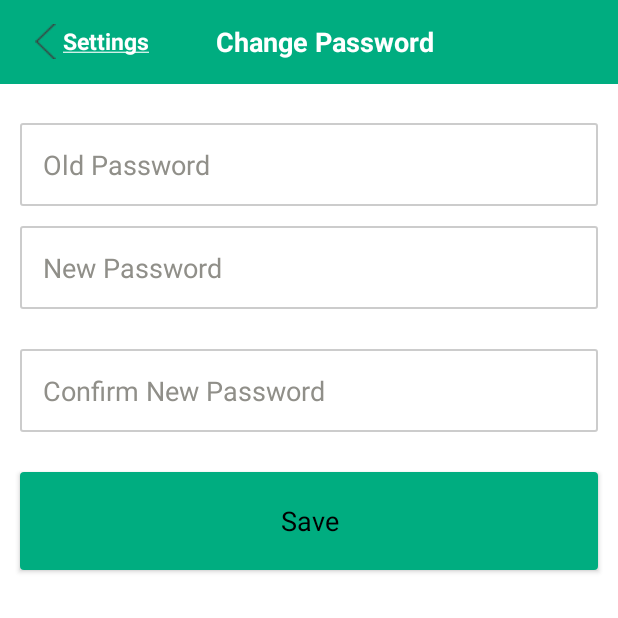
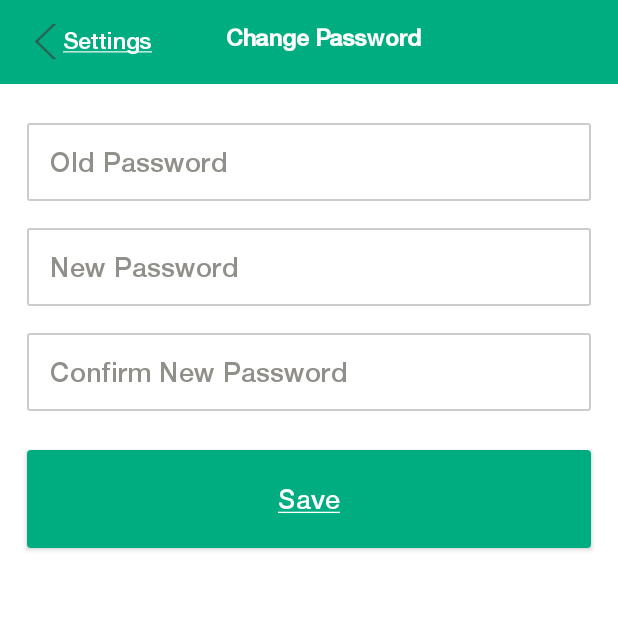
Before and after one commit to devssmartsolutions/Flutter_Samples, an Android app: the fragment ChangePasswordFragment placed in its activity, on a phone screen of 412 x 824 dp, the top half of it. Run offline under Robolectric (Android 15) with nearby library versions, the phone set to English and light mode, and no system bars; our stand-ins replace ButterKnife, Dagger/Hilt's generated code, sdp/ssp sizes; libraries missing offline, so code that uses them is left out: cn.pedant; 6 statements that could not run were skipped.

Commit message:
text setting and button setting

```diff
--- a/Downloads/ReadyToBorad/app/src/main/java/com/readytoborad/activity/SetLocationActivity.java
+++ b/Downloads/ReadyToBorad/app/src/main/java/com/readytoborad/activity/SetLocationActivity.java
@@ -189,6 +189,7 @@ public class SetLocationActivity extends BaseActivity implements View.OnClickLis
         mapFragment.setOnDragListener(SetLocationActivity.this);
         mapFragment.getMapAsync(this);
         setLocationTextView.setText(getResources().getString(R.string.setlocation) + " " + childData.getChildName());
+        buttonSubmit.setPaintFlags(buttonSubmit.getPaintFlags() | Paint.UNDERLINE_TEXT_FLAG);
     }
 
     @Override
--- a/Downloads/ReadyToBorad/app/src/main/java/com/readytoborad/fragment/ChangePasswordFragment.java
+++ b/Downloads/ReadyToBorad/app/src/main/java/com/readytoborad/fragment/ChangePasswordFragment.java
@@ -87,6 +87,7 @@ public class ChangePasswordFragment extends BaseFragment implements DialogCallBa
         titleTextView.setText(getResources().getString(R.string.change_pass));
         subTitleTextView.setText(getResources().getString(R.string.settings));
         subTitleTextView.setPaintFlags(subTitleTextView.getPaintFlags() | Paint.UNDERLINE_TEXT_FLAG);
+        savePasswordButton.setPaintFlags(savePasswordButton.getPaintFlags() | Paint.UNDERLINE_TEXT_FLAG);
         subTitleTextView.setVisibility(View.VISIBLE);
         backImageView.setVisibility(View.VISIBLE);
         backImageView.setColorFilter(ContextCompat.getColor(getActivity(), android.R.color.white),
--- a/Downloads/ReadyToBorad/app/src/main/java/com/readytoborad/fragment/ParentHomeFragment.java
+++ b/Downloads/ReadyToBorad/app/src/main/java/com/readytoborad/fragment/ParentHomeFragment.java
@@ -180,10 +180,11 @@ public class ParentHomeFragment extends BaseFragment implements View.OnClickList
             for (ChildData childData : childArrayList) {
                 Button btn = new Button(mContext);
                 btn.setId(count);
-                btn.setText(childData.getChildName());
+                btn.setText(capitalize(childData.getChildName()));
                 btn.setBackgroundResource(R.drawable.rectangle);
                 btn.setTextColor(mResources.getColor(R.color.white));
                 btn.setMaxLines(2);
+                btn.setAllCaps(false);
                 btn.setEllipsize(TextUtils.TruncateAt.END);
                 btn.setOnClickListener(this);
                 LinearLayout.LayoutParams lp = new LinearLayout.LayoutParams(ViewGroup.LayoutParams.WRAP_CONTENT, LinearLayout.LayoutParams.MATCH_PARENT);
@@ -192,6 +193,9 @@ public class ParentHomeFragment extends BaseFragment implements View.OnClickList
                 count++;
             }
         }
+    }
+    private String capitalize(final String line) {
+        return Character.toUpperCase(line.charAt(0)) + line.substring(1);
     }
 
     public void setSelected(int position) {
--- a/Downloads/ReadyToBorad/app/src/main/res/layout/fragment_change_pass.xml
+++ b/Downloads/ReadyToBorad/app/src/main/res/layout/fragment_change_pass.xml
@@ -12,8 +12,8 @@
         android:id="@+id/input_old_pass"
         android:layout_width="match_parent"
         android:layout_height="wrap_content"
-        android:layout_marginLeft="@dimen/_10sdp"
-        android:layout_marginRight="@dimen/_10sdp"
+        android:layout_marginLeft="@dimen/_14sdp"
+        android:layout_marginRight="@dimen/_14sdp"
         android:layout_marginTop="@dimen/_20sdp"
         android:background="@drawable/rectangle_shape"
         android:hint="@string/old_pass"
@@ -28,7 +28,7 @@
         android:layout_width="match_parent"
         android:layout_height="wrap_content"
         android:layout_below="@+id/input_old_pass"
-        android:layout_margin="@dimen/_10sdp"
+        android:layout_margin="@dimen/_14sdp"
         android:background="@drawable/rectangle_shape"
         android:hint="@string/new_pass"
         android:inputType="textPassword"
@@ -42,7 +42,8 @@
         android:layout_width="match_parent"
         android:layout_height="wrap_content"
         android:layout_below="@+id/input_new_pass"
-        android:layout_margin="@dimen/_10sdp"
+        android:layout_marginLeft="@dimen/_14sdp"
+        android:layout_marginRight="@dimen/_14sdp"
         android:background="@drawable/rectangle_shape"
         android:hint="@string/confirm_pass"
         android:inputType="textPassword"
@@ -56,12 +57,13 @@
         android:layout_width="match_parent"
         android:layout_height="@dimen/_50sdp"
         android:layout_below="@+id/input_confirm_pass"
-        android:layout_margin="@dimen/_10sdp"
-        android:layout_marginTop="@dimen/_8sdp"
+        android:layout_marginLeft="@dimen/_14sdp"
+        android:layout_marginRight="@dimen/_14sdp"
+        android:layout_marginTop="@dimen/_20sdp"
         android:background="@drawable/login_button_shape"
         android:text="@string/save"
         android:textAllCaps="false"
-        android:textColor="@color/black"
+        android:textColor="@color/white"
         android:textSize="@dimen/_14sdp" />
 
 
--- a/Downloads/ReadyToBorad/app/src/main/res/layout/layout_toolbar.xml
+++ b/Downloads/ReadyToBorad/app/src/main/res/layout/layout_toolbar.xml
@@ -26,7 +26,7 @@
             android:layout_centerVertical="true"
             android:layout_toRightOf="@+id/backbutton"
             android:text="subtitle"
-            android:textStyle="bold"
+            android:textStyle="normal"
             android:textSize="@dimen/_12sdp"
             android:textColor="@color/white"
             android:visibility="invisible" />
@@ -42,7 +42,7 @@
             android:text="@string/app_name"
             android:textStyle="bold"
             android:textColor="@color/white"
-            android:textSize="@dimen/_14sdp" />
+            android:textSize="@dimen/_12sdp" />
 
         <TextView
             android:id="@+id/cleartextview"
```
Also changed, not shown: Downloads/ReadyToBorad/app/src/main/java/com/readytoborad/App.java (+4 -4 lines), Downloads/ReadyToBorad/app/src/main/res/layout/activity_setup_location.xml (+7 -6 lines).
